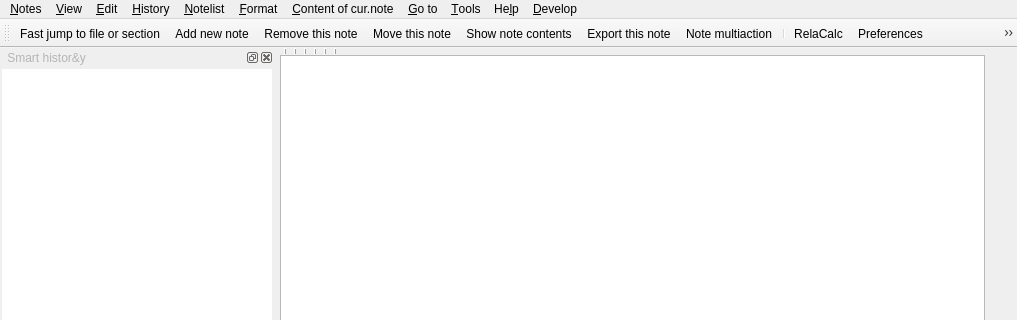
This is src/ui/main_window.ui in vslobodyan/Relanotes as Qt 5 draws it before an edit; both pictures show x 0 to 1017 and y 0 to 320 of the 1017 by 657 pixel window. The edited form follows.
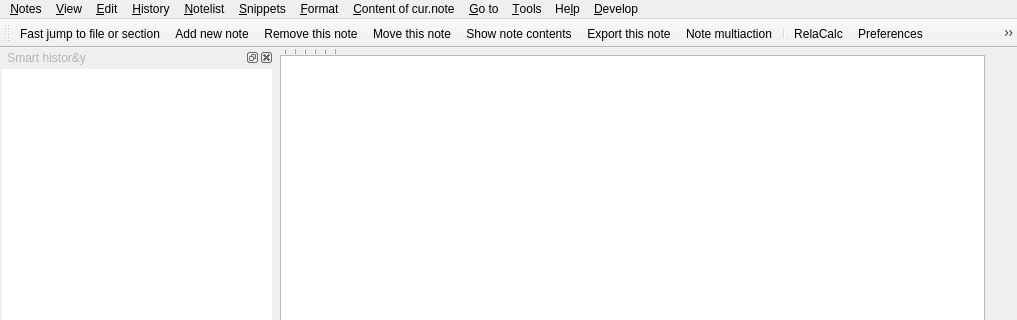
This is the edited form. Icons and pictures are not drawn.

What changed in the file:
```diff
--- a/src/ui/main_window.ui
+++ b/src/ui/main_window.ui
@@ -1174,11 +1174,22 @@
     <addaction name="actionSort_by_reopen_count"/>
     <addaction name="actionSort_by_last_edit"/>
    </widget>
+   <widget class="QMenu" name="menuSnippets">
+    <property name="title">
+     <string>&amp;Snippets</string>
+    </property>
+    <addaction name="actionSort_by_name"/>
+    <addaction name="separator"/>
+    <addaction name="actionSort_by_size"/>
+    <addaction name="actionSort_by_reopen_count"/>
+    <addaction name="actionSort_by_last_edit"/>
+   </widget>
    <addaction name="menuFile"/>
    <addaction name="menuView"/>
    <addaction name="menuEdit"/>
    <addaction name="menuHistory"/>
    <addaction name="menuNotelist"/>
+   <addaction name="menuSnippets"/>
    <addaction name="menuFormat"/>
    <addaction name="menuContent_cur_note"/>
    <addaction name="menuGo_to"/>
```
